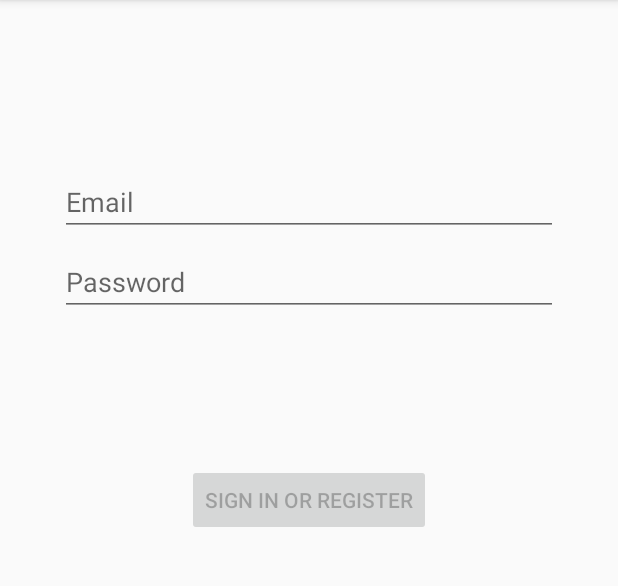
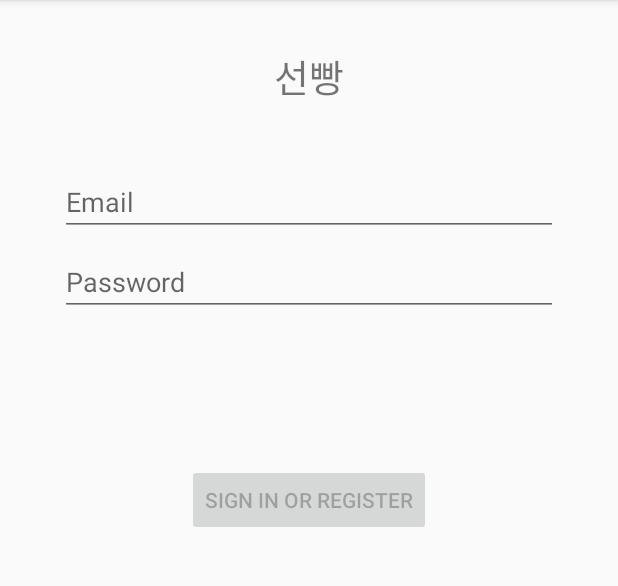
Before and after one commit to sungminju7488/finalproject_dev04, an Android app: the fragment LoginFragment placed in its activity, on a phone screen of 412 x 824 dp, the part 84-670 px from its top. Run offline under Robolectric (Android 15) with nearby library versions, the phone set to English and light mode, and no system bars; our stand-ins replace data binding; 6 statements that could not run were skipped.

Commit message:
안드로이드 로그인XML  커밋

```diff
--- a/application/app/src/main/res/layout/fragment_login.xml
+++ b/application/app/src/main/res/layout/fragment_login.xml
@@ -1,7 +1,14 @@
 <?xml version="1.0" encoding="utf-8"?>
-<androidx.constraintlayout.widget.ConstraintLayout xmlns:android="http://schemas.android.com/apk/res/android"
-    xmlns:app="http://schemas.android.com/apk/res-auto"
+<layout xmlns:android="http://schemas.android.com/apk/res/android"
     xmlns:tools="http://schemas.android.com/tools"
+    xmlns:app="http://schemas.android.com/apk/res-auto">
+
+    <data>
+        <variable
+            name="viewModel"
+            type="com.example.application.ui.login.LoginViewModel" />
+    </data>
+<androidx.constraintlayout.widget.ConstraintLayout
     android:id="@+id/container"
     android:layout_width="match_parent"
     android:layout_height="match_parent"
@@ -10,6 +17,21 @@
     android:paddingRight="@dimen/fragment_horizontal_margin"
     android:paddingBottom="@dimen/fragment_vertical_margin"
     tools:context=".ui.login.LoginFragment">
+
+    <TextView
+        android:id="@+id/title"
+        android:layout_width="match_parent"
+        android:layout_height="wrap_content"
+        android:gravity="center"
+        android:paddingTop="15dp"
+        android:paddingBottom="15dp"
+        android:text="선빵"
+        android:textSize="25sp"
+        tools:ignore="MissingConstraints"
+        tools:layout_editor_absoluteX="16dp"
+        tools:layout_editor_absoluteY="-1dp">
+
+    </TextView>
 
     <EditText
         android:id="@+id/username"
@@ -76,3 +98,4 @@
         app:layout_constraintTop_toTopOf="parent"
         app:layout_constraintVertical_bias="0.3" />
 </androidx.constraintlayout.widget.ConstraintLayout>
+</layout>
```
